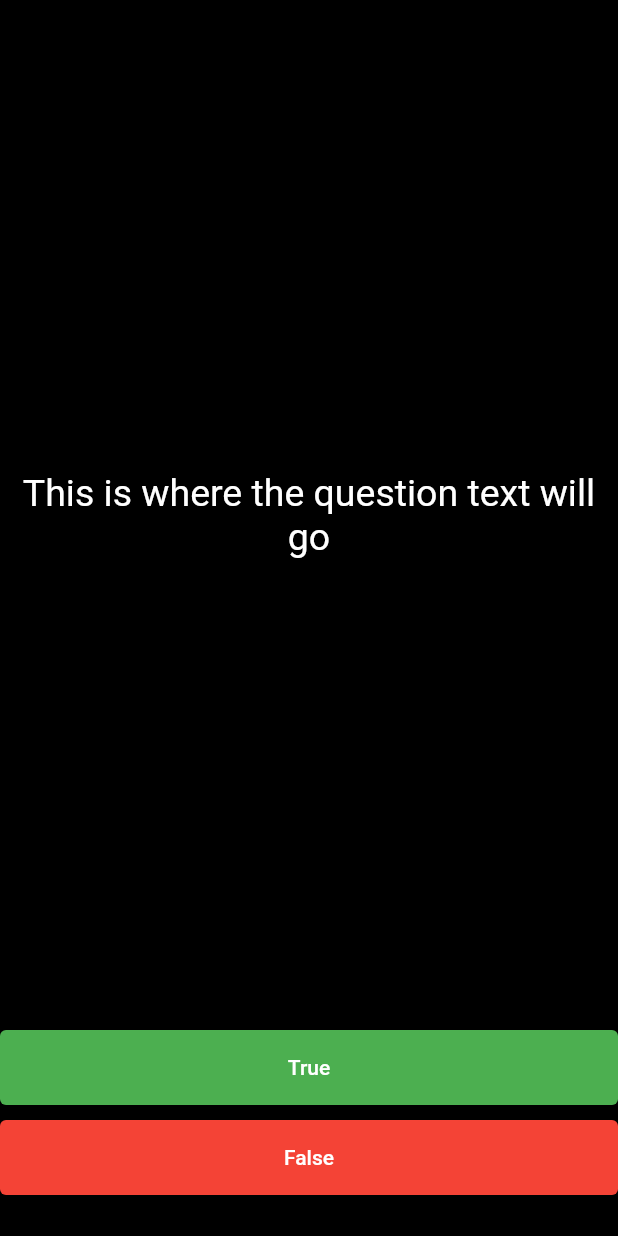
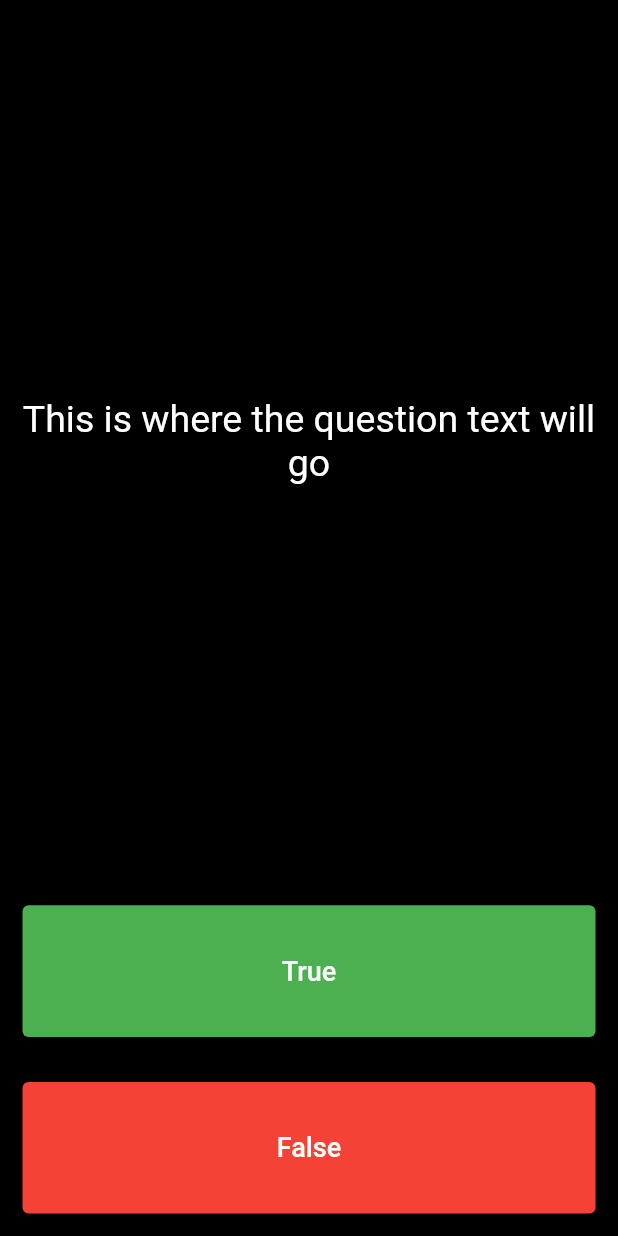
Before and after one commit to taifur-rahaman/quiz_app_flutter, a Flutter app: the screen it shows after launch, on a phone screen of 412 x 824 dp. Run offline on Flutter 3.47's test engine with Material 2 defaults, Android fonts, the phone set to English and light mode, and no system bars.

Commit message:
quiz.dart > expanded replaced container

```diff
--- a/lib/quiz.dart
+++ b/lib/quiz.dart
@@ -7,7 +7,8 @@ class QuizMain extends StatelessWidget {
       body: SafeArea(
         child: Column(
           mainAxisAlignment: MainAxisAlignment.spaceBetween,
-          children: [
+          crossAxisAlignment: CrossAxisAlignment.stretch,
+          children: <Widget>[
             Expanded(
               flex: 5,
               child: Center(
@@ -27,38 +28,39 @@ class QuizMain extends StatelessWidget {
               ),
             ),
             Expanded(
-              child: Column(
-                children: [
-                  TextButton(
+              child: Padding(
+                padding: const EdgeInsets.all(15.0),
+                child: TextButton(
                   child: Text(
                     'True',
                     style: TextStyle(
                       color: Colors.white,
+                      fontSize: 18,
                     ),
                   ),
                   onPressed: () {},
                   style: TextButton.styleFrom(
                     backgroundColor: Colors.green,
-                      fixedSize: Size(double.maxFinite, 50),
                   ),
                 ),
-                  SizedBox(
-                    height: 10,
               ),
-                  TextButton(
+            ),
+            Expanded(
+              child: Padding(
+                padding: const EdgeInsets.all(15.0),
+                child: TextButton(
                   child: Text(
                     'False',
                     style: TextStyle(
                       color: Colors.white,
+                      fontSize: 18,
                     ),
                   ),
                   onPressed: () {},
                   style: TextButton.styleFrom(
                     backgroundColor: Colors.red,
-                      fixedSize: Size(double.maxFinite, 50),
                   ),
                 ),
-                ],
               ),
             ),
           ],
```
Lines whose indentation alone changed are shown as unchanged.
